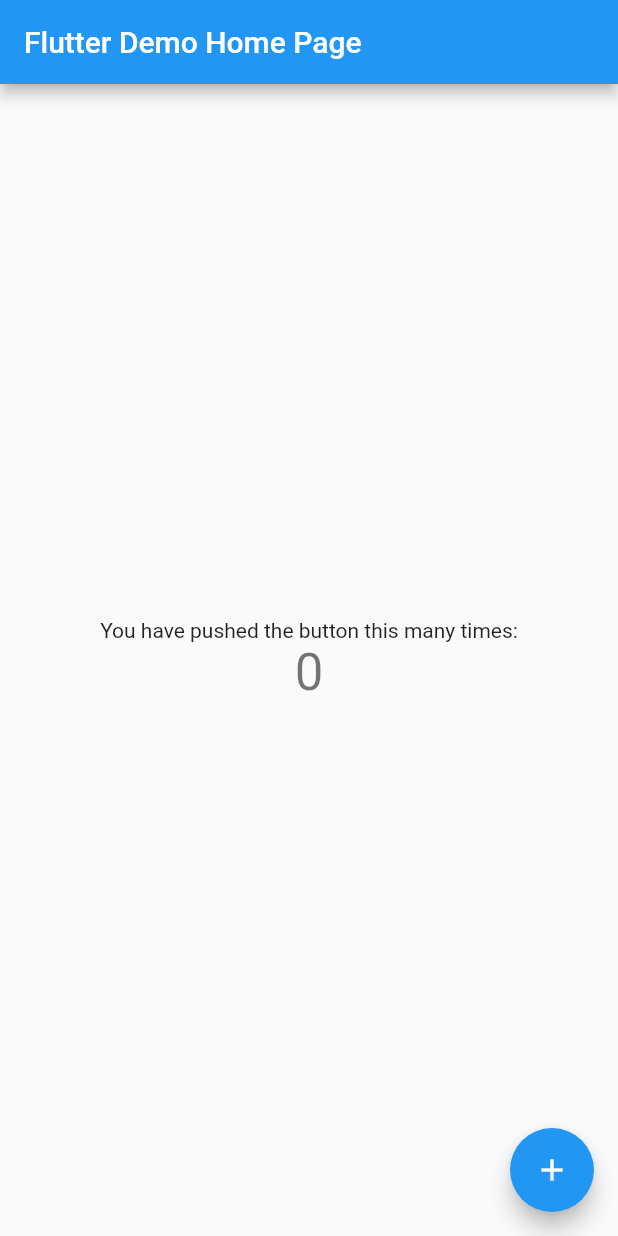
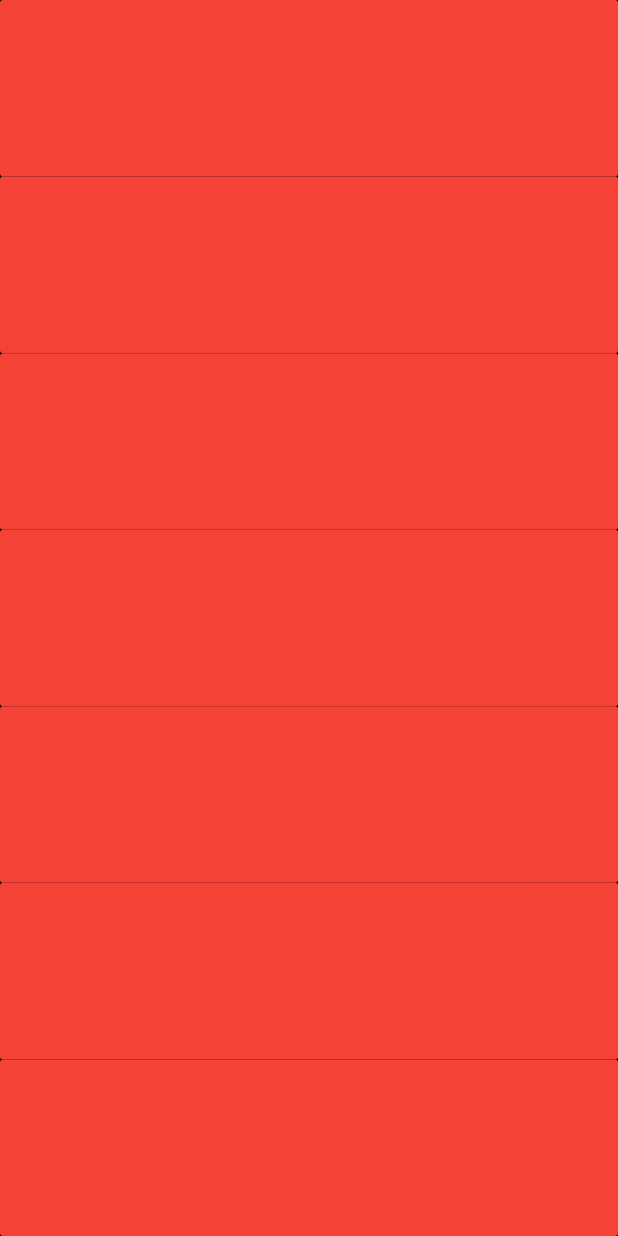
Before and after one commit to matatoMatata94/xylophon, a Flutter app: the screen it shows after launch, on a phone screen of 412 x 824 dp. Run offline on Flutter 3.47's test engine with Material 2 defaults, Android fonts, the phone set to English and light mode, and no system bars; our stand-ins replace audioplayers.

Commit message:
Updated UI

```diff
--- a/lib/main.dart
+++ b/lib/main.dart
@@ -1,113 +1,47 @@
+import 'package:audioplayers/audioplayers.dart';
+import 'package:flutter/cupertino.dart';
 import 'package:flutter/material.dart';
 
 void main() {
-  runApp(MyApp());
+  runApp(XylophonApp());
 }
 
-class MyApp extends StatelessWidget {
-  // This widget is the root of your application.
+class XylophonApp extends StatelessWidget {
   @override
   Widget build(BuildContext context) {
+    void playAudio(int audioNumber) {
+      AudioPlayer(playerId: 'note$audioNumber.wav');
+    }
+
+    Expanded buildWidget(int audioNumber) {
+      return Expanded(
+        child: MaterialButton(
+          onPressed: () {
+            playAudio(audioNumber);
+          },
+          color: Colors.red,
+        ),
+      );
+    }
+
     return MaterialApp(
-      title: 'Flutter Demo',
-      theme: ThemeData(
-        // This is the theme of your application.
-        //
-        // Try running your application with "flutter run". You'll see the
-        // application has a blue toolbar. Then, without quitting the app, try
-        // changing the primarySwatch below to Colors.green and then invoke
-        // "hot reload" (press "r" in the console where you ran "flutter run",
-        // or simply save your changes to "hot reload" in a Flutter IDE).
-        // Notice that the counter didn't reset back to zero; the application
-        // is not restarted.
-        primarySwatch: Colors.blue,
+      debugShowCheckedModeBanner: false,
+      home: Scaffold(
+        backgroundColor: Colors.black,
+        body: Column(
+          mainAxisAlignment: MainAxisAlignment.center,
+          crossAxisAlignment: CrossAxisAlignment.stretch,
+          children: [
+            buildWidget(1),
+            buildWidget(2),
+            buildWidget(3),
+            buildWidget(4),
+            buildWidget(5),
+            buildWidget(6),
+            buildWidget(7),
+          ],
+        ),
       ),
-      home: MyHomePage(title: 'Flutter Demo Home Page'),
     );
   }
 }
-
-class MyHomePage extends StatefulWidget {
-  MyHomePage({Key key, this.title}) : super(key: key);
-
-  // This widget is the home page of your application. It is stateful, meaning
-  // that it has a State object (defined below) that contains fields that affect
-  // how it looks.
-
-  // This class is the configuration for the state. It holds the values (in this
-  // case the title) provided by the parent (in this case the App widget) and
-  // used by the build method of the State. Fields in a Widget subclass are
-  // always marked "final".
-
-  final String title;
-
-  @override
-  _MyHomePageState createState() => _MyHomePageState();
-}
-
-class _MyHomePageState extends State<MyHomePage> {
-  int _counter = 0;
-
-  void _incrementCounter() {
-    setState(() {
-      // This call to setState tells the Flutter framework that something has
-      // changed in this State, which causes it to rerun the build method below
-      // so that the display can reflect the updated values. If we changed
-      // _counter without calling setState(), then the build method would not be
-      // called again, and so nothing would appear to happen.
-      _counter++;
-    });
-  }
-
-  @override
-  Widget build(BuildContext context) {
-    // This method is rerun every time setState is called, for instance as done
-    // by the _incrementCounter method above.
-    //
-    // The Flutter framework has been optimized to make rerunning build methods
-    // fast, so that you can just rebuild anything that needs updating rather
-    // than having to individually change instances of widgets.
-    return Scaffold(
-      appBar: AppBar(
-        // Here we take the value from the MyHomePage object that was created by
-        // the App.build method, and use it to set our appbar title.
-        title: Text(widget.title),
-      ),
-      body: Center(
-        // Center is a layout widget. It takes a single child and positions it
-        // in the middle of the parent.
-        child: Column(
-          // Column is also a layout widget. It takes a list of children and
-          // arranges them vertically. By default, it sizes itself to fit its
-          // children horizontally, and tries to be as tall as its parent.
-          //
-          // Invoke "debug painting" (press "p" in the console, choose the
-          // "Toggle Debug Paint" action from the Flutter Inspector in Android
-          // Studio, or the "Toggle Debug Paint" command in Visual Studio Code)
-          // to see the wireframe for each widget.
-          //
-          // Column has various properties to control how it sizes itself and
-          // how it positions its children. Here we use mainAxisAlignment to
-          // center the children vertically; the main axis here is the vertical
-          // axis because Columns are vertical (the cross axis would be
-          // horizontal).
-          mainAxisAlignment: MainAxisAlignment.center,
-          children: <Widget>[
-            Text(
-              'You have pushed the button this many times:',
-            ),
-            Text(
-              '$_counter',
-              style: Theme.of(context).textTheme.headline4,
-            ),
-          ],
-        ),
-      ),
-      floatingActionButton: FloatingActionButton(
-        onPressed: _incrementCounter,
-        tooltip: 'Increment',
-        child: Icon(Icons.add),
-      ), // This trailing comma makes auto-formatting nicer for build methods.
-    );
-  }
-}
--- a/pubspec.yaml
+++ b/pubspec.yaml
@@ -28,6 +28,7 @@
   # The following adds the Cupertino Icons font to your application.
   # Use with the CupertinoIcons class for iOS style icons.
   cupertino_icons: ^1.0.2
+  audioplayers: ^0.18.3
 
 dev_dependencies:
   flutter_test:
```
Also changed, not shown: pubspec.lock, 1 other file.
